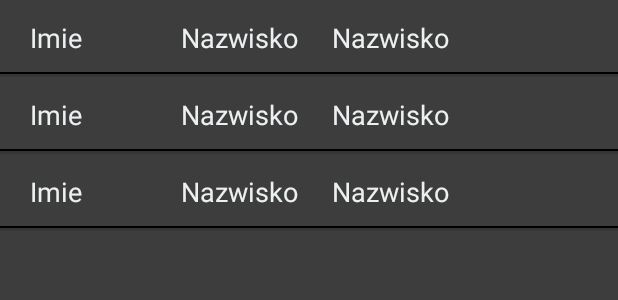
After one commit to MartaPiatek/confApp, an Android app: the layout activity_speakers.xml on its own in the app's theme, with its tools: preview values and no code run, on a phone screen of 412 x 824 dp. The commit adds this screen. Shown: the top 300 px of the screen. Run offline under Robolectric (Android 15) with nearby library versions, the phone set to English and light mode, and no system bars.

Commit message:
Wyświetlanie listy mówców closes #11, #12

```diff
--- /dev/null
+++ b/app/src/main/res/layout/activity_speakers.xml
@@ -0,0 +1,22 @@
+<?xml version="1.0" encoding="utf-8"?>
+<LinearLayout
+    xmlns:android="http://schemas.android.com/apk/res/android"
+    xmlns:app="http://schemas.android.com/apk/res-auto"
+    xmlns:tools="http://schemas.android.com/tools"
+    android:layout_width="match_parent"
+    android:layout_height="match_parent"
+    android:background="@color/colorBackground"
+    tools:context="pl.martapiatek.confapp.SpeakersActivity">
+
+
+    <ListView
+        android:id="@+id/reminders_list_view"
+        android:layout_width="match_parent"
+        android:layout_height="match_parent"
+        tools:layout_editor_absoluteX="8dp"
+        tools:layout_editor_absoluteY="8dp"
+        tools:listitem="@layout/speakers_rows"/>
+
+
+
+</LinearLayout>
--- /dev/null
+++ b/app/src/main/res/layout/speakers_rows.xml
@@ -0,0 +1,97 @@
+<?xml version="1.0" encoding="utf-8"?>
+<LinearLayout xmlns:android="http://schemas.android.com/apk/res/android"
+              xmlns:app="http://schemas.android.com/apk/res-auto"
+              android:layout_width="match_parent"
+              android:layout_height="50dp"
+              android:background="@color/colorBackground"
+              android:orientation="vertical">
+
+    <LinearLayout
+        android:layout_width="match_parent"
+        android:layout_height="48dp"
+        android:clickable="true"
+        android:orientation="horizontal">
+
+        <View
+            android:id="@+id/row_tab"
+            class="android.view.View"
+            android:layout_width="10dp"
+            android:layout_height="match_parent"/>
+
+        <TextView
+            android:id="@+id/row_firstName"
+            android:layout_width="match_parent"
+            android:layout_height="50dp"
+            android:layout_weight="1"
+            android:background="@color/colorBackground"
+            android:ellipsize="end"
+            android:gravity="center_vertical"
+            android:maxLines="1"
+            android:padding="10dp"
+            android:text="Imie"
+            android:textColor="@color/colorFont"
+            android:textSize="18sp"
+            />
+
+        <TextView
+            android:id="@+id/row_lastName"
+            android:layout_width="match_parent"
+            android:layout_height="50dp"
+            android:layout_weight="1"
+            android:background="@color/colorBackground"
+            android:ellipsize="end"
+            android:gravity="center_vertical"
+            android:maxLines="1"
+            android:padding="10dp"
+            android:text="Nazwisko"
+            android:textColor="@color/colorFont"
+            android:textSize="18sp"
+            />
+
+        <TextView
+            android:id="@+id/row_title"
+            android:layout_width="match_parent"
+            android:layout_height="50dp"
+            android:layout_weight="1"
+            android:background="@color/colorBackground"
+            android:ellipsize="end"
+            android:gravity="center_vertical"
+            android:maxLines="1"
+            android:padding="10dp"
+            android:text="Nazwisko"
+            android:textColor="@color/colorFont"
+            android:textSize="18sp"
+            />
+
+        <TextView
+            android:id="@+id/row_description"
+            android:layout_width="match_parent"
+            android:layout_height="50dp"
+            android:layout_weight="1"
+            android:background="@color/colorBackground"
+            android:ellipsize="end"
+            android:gravity="center_vertical"
+            android:maxLines="1"
+            android:padding="10dp"
+            android:textColor="@color/colorFont"
+            android:textSize="18sp"
+            />
+
+
+    </LinearLayout>
+
+    <View
+
+        class="android.view.View"
+        android:layout_width="fill_parent"
+        android:layout_height="1dp"
+        android:background="#000"/>
+
+    <View
+
+        class="android.view.View"
+        android:layout_width="fill_parent"
+        android:layout_height="1dp"
+        android:background="#333"/>
+
+</LinearLayout>
--- a/app/src/main/res/values/colors.xml
+++ b/app/src/main/res/values/colors.xml
@@ -1,6 +1,6 @@
 <?xml version="1.0" encoding="utf-8"?>
 <resources>
-    <color name="colorPrimary">#3F51B5</color>
+    <color name="colorPrimary">#3d3d3d</color>
     <color name="colorBackground">#3d3d3d</color>
     <color name="colorFont">#ecf0f1</color>
     <color name="colorPrimaryDark">#303F9F</color>
--- a/app/src/main/res/values/styles.xml
+++ b/app/src/main/res/values/styles.xml
@@ -8,6 +8,8 @@
         <item name="colorAccent">@color/colorAccent</item>
         <item name="android:windowNoTitle">true</item>
         <item name="android:windowFullscreen">true</item>
+        <item name="android:colorBackground">@color/colorBackground</item>
+        <item name="android:colorButtonNormal">@color/colorFont</item>
 
 
     </style>
```
Also changed, not shown: app/src/main/AndroidManifest.xml (+12 -0 lines), app/src/main/java/pl/martapiatek/confapp/ConfAppDbAdapter.java (+28 -0 lines), app/src/main/java/pl/martapiatek/confapp/ConferenceActivity.java (added, +48 -0 lines), app/src/main/java/pl/martapiatek/confapp/MainActivity.java (+28 -3 lines), app/src/main/java/pl/martapiatek/confapp/SpeakerDatailsActivity.java (added, +140 -0 lines), app/src/main/java/pl/martapiatek/confapp/SpeakersActivity.java (added, +106 -0 lines), app/src/main/res/drawable/ic_keyboard_arrow_right_black_24dp.xml (added, +9 -0 lines), app/src/main/res/layout/activity_conference.xml (added, +65 -0 lines), app/src/main/res/layout/activity_speaker_datails.xml (added, +84 -0 lines).
